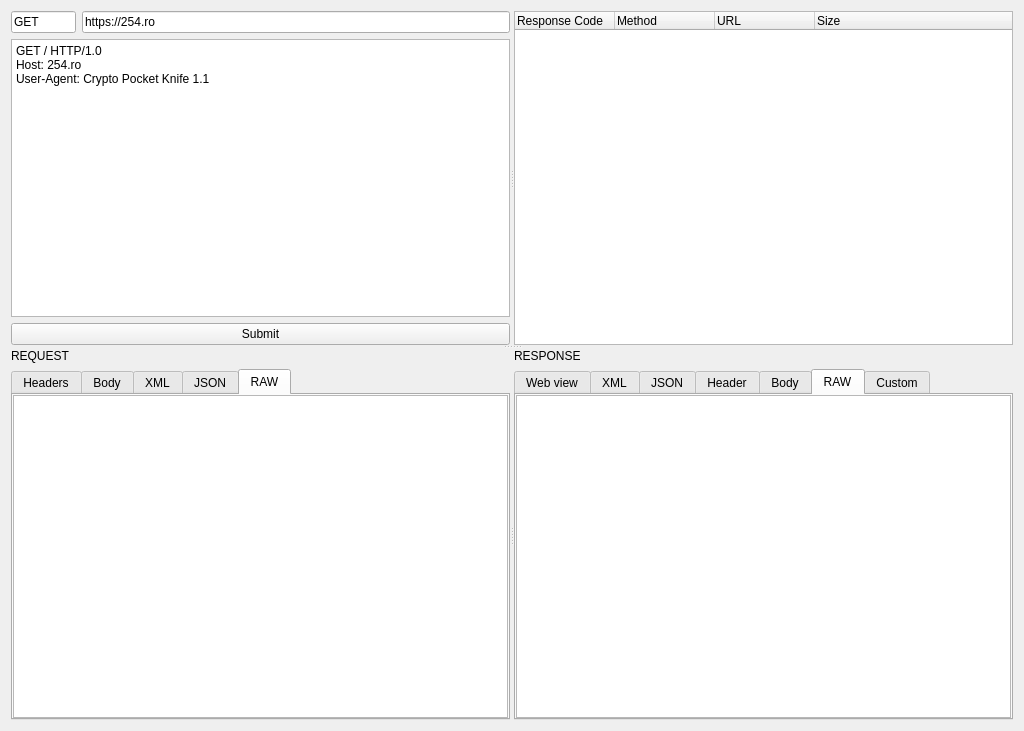
This is ui/Web/UiHttpWebRequests.ui in caffedrine/CryptoPocketKnife as Qt 5 draws it before an edit. The edited form follows.
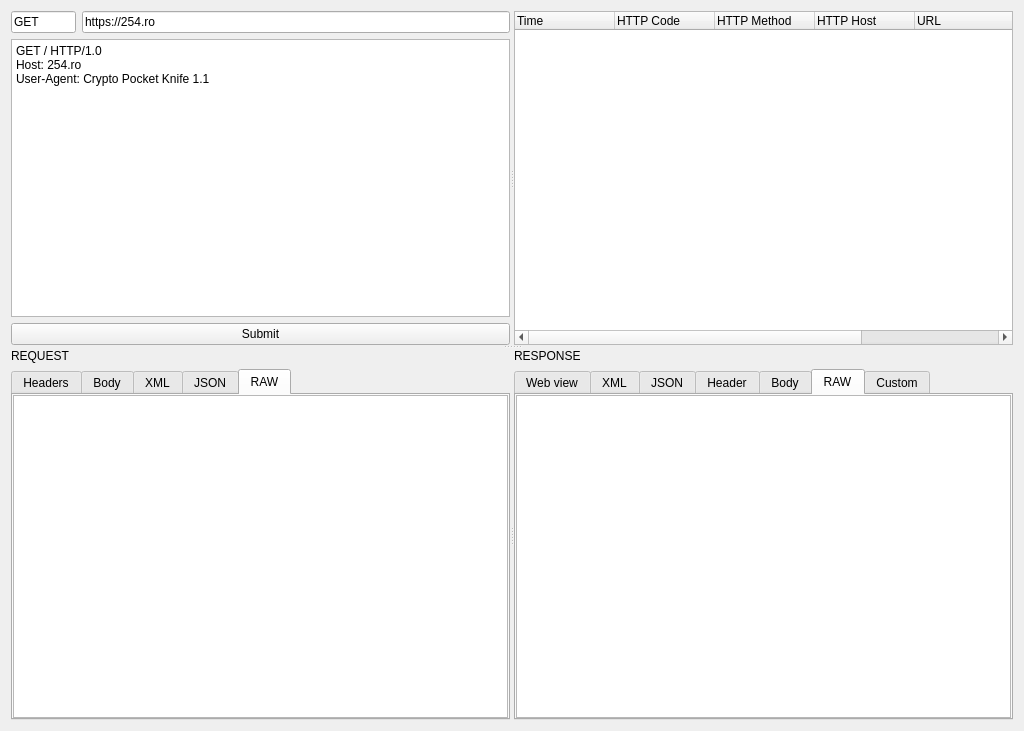
This is the edited form.

Commit message: Finished http web requester implementation

Diff of the .ui file:
```diff
--- a/ui/Web/UiHttpWebRequests.ui
+++ b/ui/Web/UiHttpWebRequests.ui
@@ -114,12 +114,22 @@
          <widget class="QTreeWidget" name="treeWidget_HistoryList">
           <column>
            <property name="text">
-            <string>Response Code</string>
+            <string>Time</string>
            </property>
           </column>
           <column>
            <property name="text">
-            <string>Method</string>
+            <string>HTTP Code</string>
+           </property>
+          </column>
+          <column>
+           <property name="text">
+            <string>HTTP Method</string>
+           </property>
+          </column>
+          <column>
+           <property name="text">
+            <string>HTTP Host</string>
            </property>
           </column>
           <column>
@@ -132,6 +142,11 @@
             <string>Size</string>
            </property>
           </column>
+          <column>
+           <property name="text">
+            <string>Remote host</string>
+           </property>
+          </column>
          </widget>
         </item>
        </layout>
```
The commit also changes 14 other files.
